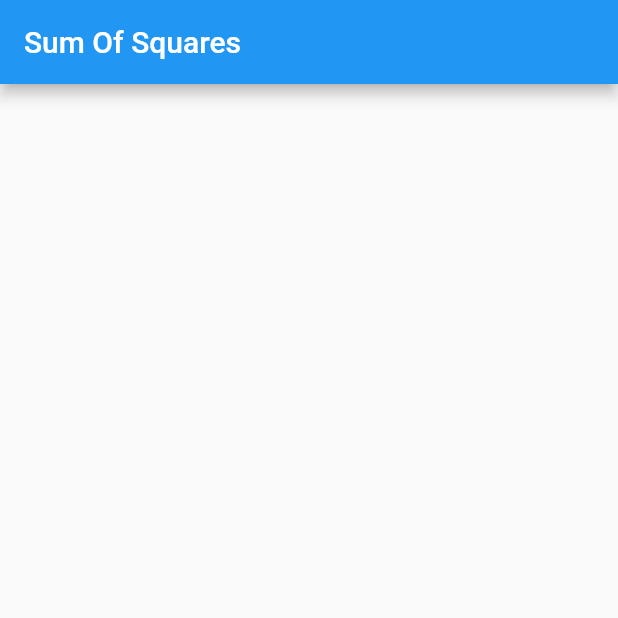
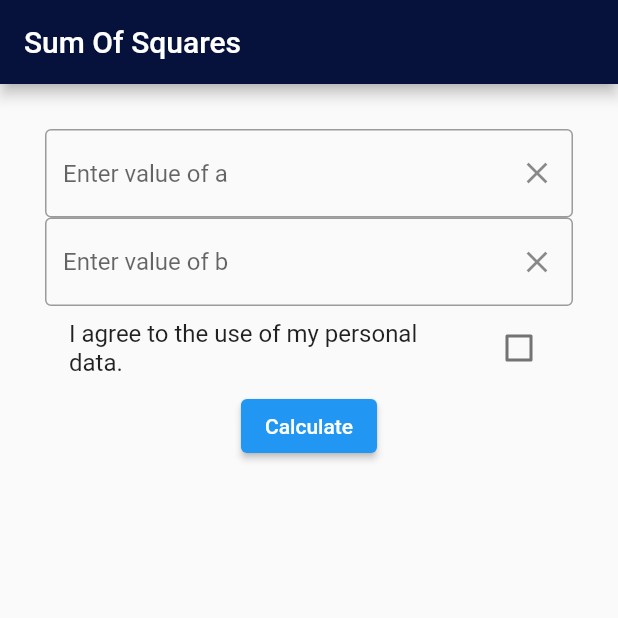
Before and after one commit to masxxiii/Flutter_Demo, a Flutter app: the screen it shows after launch, on a phone screen of 412 x 824 dp, the top half of it. Run offline on Flutter 3.47's test engine with Material 2 defaults, Android fonts, the phone set to English and light mode, and no system bars.

Commit message:
add form and navigation

```diff
--- a/navigation/lib/main.dart
+++ b/navigation/lib/main.dart
@@ -1,4 +1,16 @@
 import 'package:flutter/material.dart';
+import 'dart:math';
+
+// Colors
+const appBarColor = Color(0xFF06113C);
+const columnA = Color(0xFFFF8C32);
+const columnB = Color(0xFFDDDDDD);
+const columnC = Color(0xFFEEEEEE);
+
+// Numbers
+num numA = 0;
+num numB = 0;
+num result = 0;
 
 void main() {
   runApp(const MyApp());
@@ -11,33 +23,118 @@ class MyApp extends StatelessWidget {
   @override
   Widget build(BuildContext context) {
     return MaterialApp(
-      title: 'Flutter Demo',
-      theme: ThemeData(primarySwatch: Colors.blue),
-      home: const MyHomePage(title: 'Sum Of Squares'),
+      title: 'Flutter Navigation',
+      theme: ThemeData(appBarTheme: const AppBarTheme(color: appBarColor)),
+      home: const MainView(title: 'Sum Of Squares'),
     );
   }
 }
 
-class MyHomePage extends StatefulWidget {
-  const MyHomePage({Key? key, required this.title}) : super(key: key);
+class MainView extends StatefulWidget {
+  const MainView({Key? key, required this.title}) : super(key: key);
 
   final String title;
 
   @override
-  State<MyHomePage> createState() => _MyHomePageState();
+  State<MainView> createState() => _MainViewState();
 }
 
-class _MyHomePageState extends State<MyHomePage> {
+class _MainViewState extends State<MainView> {
+
+  final _formKey = GlobalKey <FormState>();
+  final textControllerA = TextEditingController();
+  final textControllerB = TextEditingController();
+  bool agreement = false;
 
   @override
   Widget build(BuildContext context) {
     return Scaffold(
-      appBar: AppBar(
-        title: Text(widget.title),
-      ),
-      body: Center(
-        child: Column(),
+        appBar: AppBar(
+            title: Text(widget.title)
+        ),
+        body: buildFields(context)
+    );
+  }
+
+  Widget buildFields(BuildContext context) {
+    return Container(
+      padding: const EdgeInsets.all(30.0),
+
+      child: Form(
+        key: _formKey,
+        child: Column(
+          children: <Widget> [
+
+            // ---------------Input Fields---------------
+            TextFormField(keyboardType: TextInputType.number,
+                decoration: InputDecoration(
+                    hintText: 'Enter value of a',
+                    border: const OutlineInputBorder(),
+                    suffixIcon: IconButton(
+                      onPressed: () {
+                        textControllerA.clear();
+                      },
+                      icon: const Icon(Icons.clear))
+                ),
+                controller: textControllerA,
+                validator: (value) {
+              if (value!.isEmpty) {
+              }
+            }),
+            TextFormField(keyboardType: TextInputType.number,
+                decoration: InputDecoration(
+                    hintText: 'Enter value of b',
+                    border: const OutlineInputBorder(),
+                    suffixIcon: IconButton(
+                        onPressed: () {
+                          textControllerB.clear();
+                        },
+                        icon: const Icon(Icons.clear))
+                ),
+                controller: textControllerB,
+                validator: (value) {
+                  if (value!.isEmpty) {
+                  }
+                }),
+
+            // ---------------Check Box---------------
+            CheckboxListTile(
+                value: agreement,
+                title: const Text('I agree to the use of my personal data.'),
+                onChanged: (bool? value) => setState(() {
+                  agreement = value!;
+                })),
+
+            // ---------------Button---------------
+            ElevatedButton(
+                onPressed: () {
+                  if (agreement) {
+                    setState(() {
+                      numA = int.parse(textControllerA.text);
+                      numB = int.parse(textControllerB.text);
+                    });
+                    Navigator.push(context, MaterialPageRoute(builder: (context) => const SecondView()));
+                  }
+                },
+                child: const Text('Calculate'))
+          ],
+        ),
       ),
     );
   }
 }
+
+class SecondView extends StatelessWidget {
+  const SecondView({Key? key}) : super(key: key);
+
+  @override
+  Widget build(BuildContext context) {
+    result = (pow(numA,2)) + (pow(numB,2)) + 2 * numA * numB;
+    return Scaffold(
+      appBar: AppBar(),
+      body: Center(
+        child: Text('The answer is: $result'),
+      ),
+    );
+  }
+}
```
